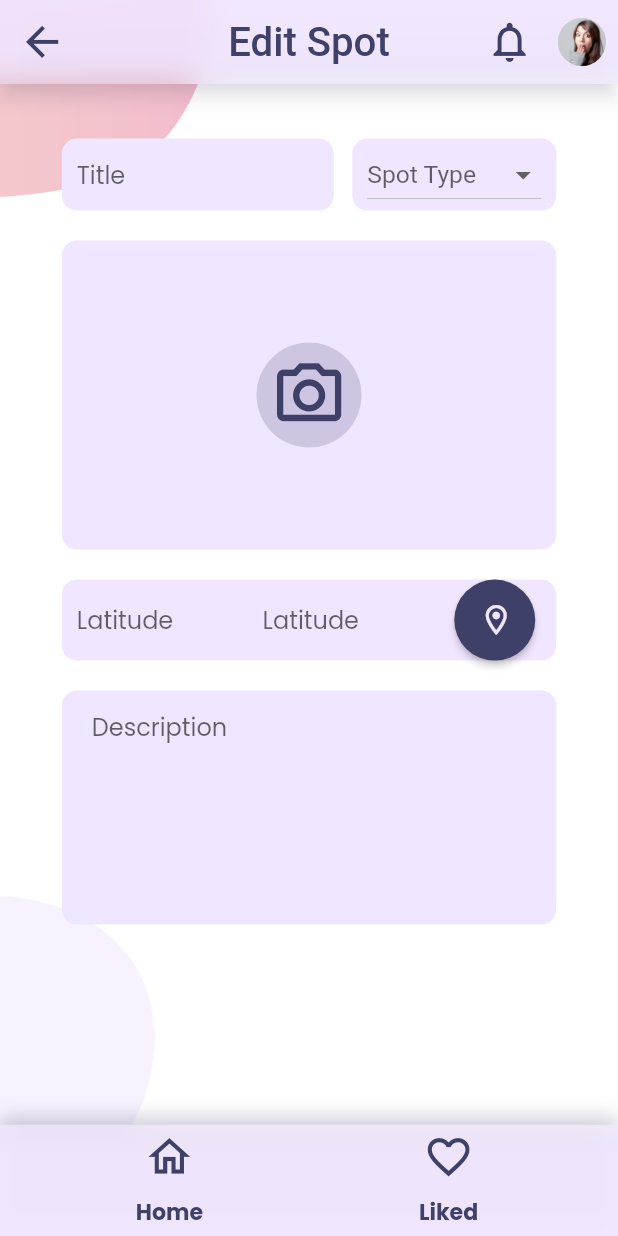
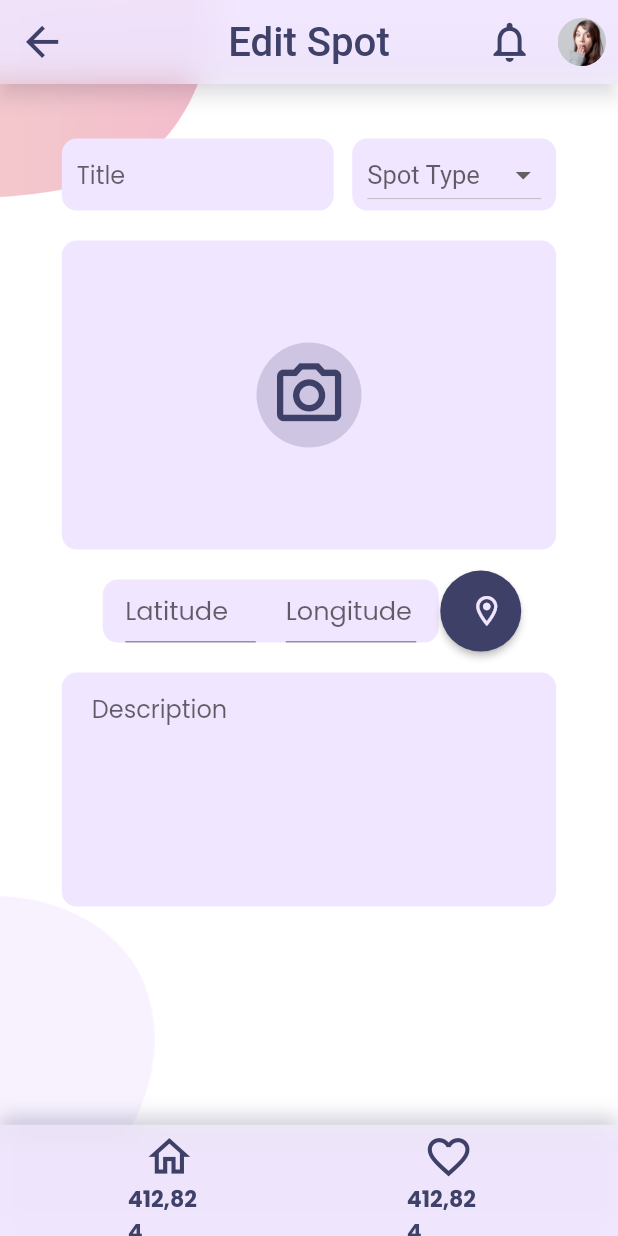
Before and after one commit to daniyalahmad358/nowrth, a Flutter app: the AddEditSpotScreen screen opened directly, on a phone screen of 412 x 824 dp. Run offline on Flutter 3.47's test engine with Material 2 defaults, Android fonts, the phone set to English and light mode, and no system bars; our stand-ins replace flutter_rating_bar, flutter_svg, flutter_svg_provider, google_fonts, lottie, shared_preferences; accounts and stored records are empty; project files that could hold a hidden picture were left out; key blocks and very long unbroken strings in the code were emptied for the run.

Commit message:
Latitude Longitude Bar
Latitude Longitude bar improved.
Optimizations and design improvements.

```diff
--- a/lib/components/custom_bottom_nav_bar.dart
+++ b/lib/components/custom_bottom_nav_bar.dart
@@ -133,8 +133,8 @@ class NavItem extends StatelessWidget {
             iconToBeShown,
             Spacer(),
             Text(
-              title,
-              // "${(SizeConfig.screenWidth).round()},${(SizeConfig.screenHeight).round()}", // TODO: show page title instead of page size
+              // title,
+              "${(SizeConfig.screenWidth).round()},${(SizeConfig.screenHeight).round()}", // TODO: show page title instead of page size
               style: TextStyle(
                 fontSize: SizeConfig.screenHeight / 55.91,
                 fontWeight: FontWeight.bold,
--- a/lib/screens/contribution/add_edit_spot/components/add_edit_spot_body.dart
+++ b/lib/screens/contribution/add_edit_spot/components/add_edit_spot_body.dart
@@ -7,7 +7,6 @@ import 'package:nowrth/constants/app_pages.dart';
 import 'package:nowrth/screens/contribution/add_edit_spot/components/background.dart';
 import 'package:nowrth/screens/contribution/add_edit_spot/components/field_container.dart';
 import 'package:nowrth/screens/contribution/add_edit_spot/components/input_field.dart';
-import 'package:nowrth/screens/contribution/add_edit_spot/components/roundButton.dart';
 
 import 'package:nowrth/temp/spot/spot_type.dart';
 
@@ -33,7 +32,7 @@ class _AddEditSpotBodyState extends State<AddEditSpotBody> {
     SizeConfig().init(context);
 
     TextStyle dropdownTextStyle = TextStyle(
-      fontSize: percentageHeight(2),
+      fontSize: percentageHeight(2.07),
       color: kTextColor,
     );
 
@@ -111,30 +110,53 @@ class _AddEditSpotBodyState extends State<AddEditSpotBody> {
                 ),
               ),
             ),
-            FieldContainer(
-              horizontalPadding: 10,
+            SizedBox(
+              width: 285,
               child: Row(
                 mainAxisAlignment: MainAxisAlignment.center,
+                children: [
+                  SizedBox(width: 5),
+                  Expanded(
+                    flex: 4,
+                    child: FieldContainer(
+                      horizontalPadding: 15,
+                      child: Row(
                         children: <Widget>[
                           Expanded(
-                    flex: 2,
                             child: InputField(
                               hintText: "Latitude",
+                              hintTextStyle: TextStyle(
+                                fontSize: percentageHeight(2.07),
+                              ),
+                              inputBorder: UnderlineInputBorder(),
+                              isDense: true,
                               onChanged: (value) {},
                             ),
                           ),
+                          SizedBox(
+                            width: 20,
+                            height: 40,
+                          ),
                           Expanded(
-                    flex: 2,
                             child: InputField(
-                      hintText: "Latitude",
+                              hintText: "Longitude",
+                              hintTextStyle: TextStyle(
+                                fontSize: percentageHeight(2.07),
+                              ),
+                              inputBorder: UnderlineInputBorder(),
+                              isDense: true,
                               onChanged: (value) {},
                             ),
                           ),
+                        ],
+                      ),
+                    ),
+                  ),
+                  // SizedBox(width: 30),
                   Expanded(
                     child: MaterialButton(
                       padding:
                           EdgeInsets.symmetric(vertical: 15, horizontal: 20),
-                      minWidth: 46,
                       shape: CircleBorder(),
                       child: Icon(
                         Icons.location_on_outlined,
--- a/lib/screens/contribution/add_edit_spot/components/field_container.dart
+++ b/lib/screens/contribution/add_edit_spot/components/field_container.dart
@@ -23,11 +23,11 @@ class FieldContainer extends StatelessWidget {
     return Container(
       margin: EdgeInsets.symmetric(vertical: 10),
       padding: EdgeInsets.symmetric(
-        horizontal: (horizontalPadding != null) ? horizontalPadding! : 20,
-        vertical: (verticalPadding != null) ? verticalPadding! : 0,
+        horizontal: horizontalPadding ?? 20,
+        vertical: verticalPadding ?? 0,
       ),
       height: height,
-      width: (width != null) ? width : percentageWidth(80),
+      width: width ?? percentageWidth(80),
       decoration: BoxDecoration(
         color: kPrimaryLightColor,
         borderRadius: BorderRadius.circular(10),
--- a/lib/screens/contribution/add_edit_spot/components/input_field.dart
+++ b/lib/screens/contribution/add_edit_spot/components/input_field.dart
@@ -1,32 +1,45 @@
 import 'package:flutter/material.dart';
 
 import 'package:nowrth/constants/app_colors.dart';
+import 'package:nowrth/constants/size_config.dart';
 
 // import 'package:nowrth/screens/contribution/add_edit_spot/components/field_container.dart';
 
 class InputField extends StatelessWidget {
-  final String? hintText;
-  final IconData icon;
   final ValueChanged<String> onChanged;
   final int maxLines;
+  final String? hintText;
+  final TextStyle? hintTextStyle;
+  final EdgeInsetsGeometry? innerPad;
+  final InputBorder? inputBorder;
+  final bool? isDense;
+
   const InputField({
     Key? key,
     required this.onChanged,
+    this.maxLines = 1,
     this.hintText,
-    this.maxLines = 1,
-    this.icon = Icons.person,
+    this.hintTextStyle,
+    this.innerPad,
+    this.inputBorder,
+    this.isDense,
   }) : super(key: key);
 
   @override
   Widget build(BuildContext context) {
-    return TextField(
+    final TextField readyTextField = TextField(
       onChanged: onChanged,
       cursorColor: kPrimaryColor,
       maxLines: maxLines,
       decoration: InputDecoration(
+        contentPadding: innerPad,
         hintText: hintText,
-        border: InputBorder.none,
+        hintStyle: hintTextStyle,
+        border: inputBorder ?? InputBorder.none,
+        isDense: isDense,
       ),
     );
+
+    return readyTextField;
   }
 }
```
Lines whose indentation alone changed are shown as unchanged.
